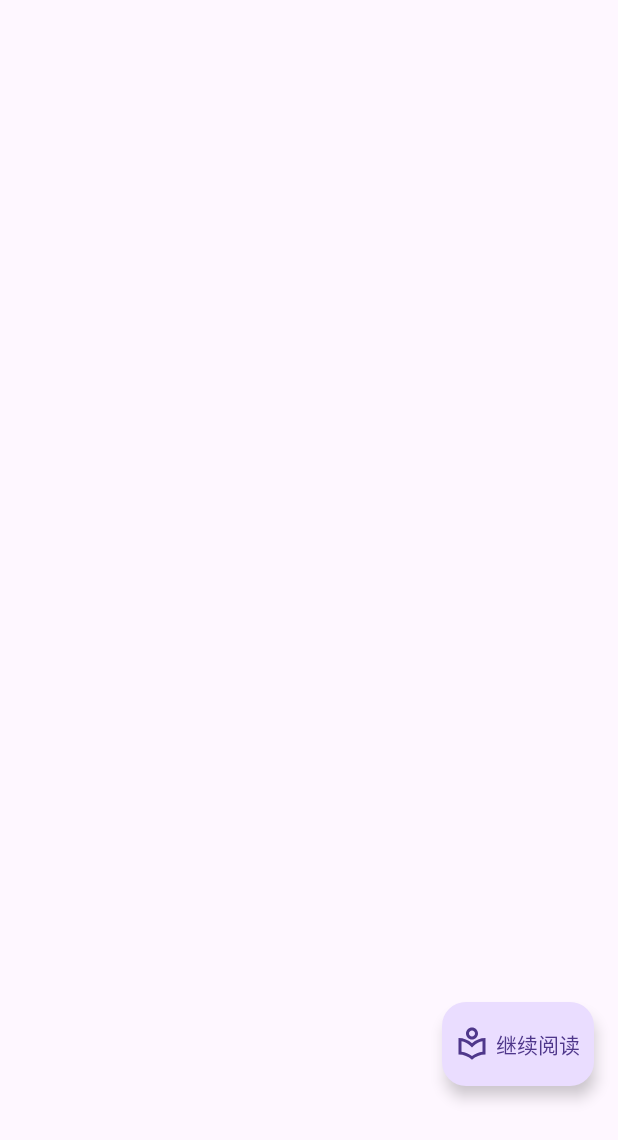
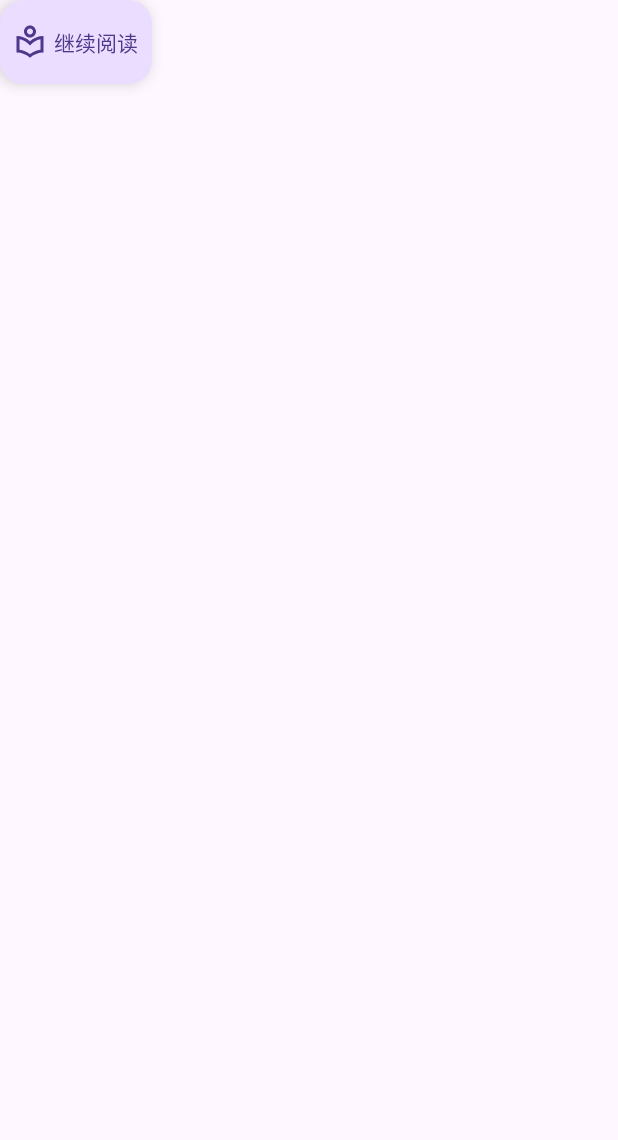
Before and after one commit to dongpingwang/MangaReader, an Android app built with Jetpack Compose: the composable HomeFab shown on its own in the app's theme, on a phone screen of 412 x 824 dp. Shown: the top 1140 px of the screen. Run offline under Robolectric (Android 15) with nearby library versions, the phone set to English and light mode, and no system bars; our stand-ins replace Material 3 Expressive styles (plain Material 3 is drawn); libraries missing offline, so code that uses them is left out: com.yangdai.opennote; 9 statements that could not run were skipped.

Commit message:
fix: HomeFab display position

```diff
--- a/app/src/main/java/com/wolf2/reader/ui/home/component/HomeFab.kt
+++ b/app/src/main/java/com/wolf2/reader/ui/home/component/HomeFab.kt
@@ -1,8 +1,8 @@
 package com.wolf2.reader.ui.home.component
+
 
 import androidx.compose.foundation.layout.Box
 import androidx.compose.foundation.layout.Row
-import androidx.compose.foundation.layout.fillMaxSize
 import androidx.compose.foundation.layout.padding
 import androidx.compose.material.icons.Icons
 import androidx.compose.material.icons.outlined.LocalLibrary
@@ -18,18 +18,12 @@ import com.wolf2.reader.R
 
 @Composable
 fun HomeFab(
-    showFab: Boolean = true,
-    onNavigationToRead: () -> Unit = {}
-) {
-    if (!showFab) return
-    Box(
-        modifier = Modifier
-            .fillMaxSize(),
-        contentAlignment = Alignment.BottomEnd
+    onNavigationToRead: () -> Unit,
+    modifier: Modifier = Modifier
 ) {
     FloatingActionButton(
         onClick = onNavigationToRead,
-            modifier = Modifier.padding(bottom = 100.dp, end = 16.dp)
+        modifier = modifier
     ) {
         Row(
             verticalAlignment = Alignment.CenterVertically,
@@ -42,5 +36,5 @@ fun HomeFab(
             )
         }
     }
+
 }
-}
```
Also changed, not shown: app/src/main/java/com/wolf2/reader/ui/home/HomeScreen.kt (+23 -5 lines). Lines whose indentation alone changed are shown as unchanged.
